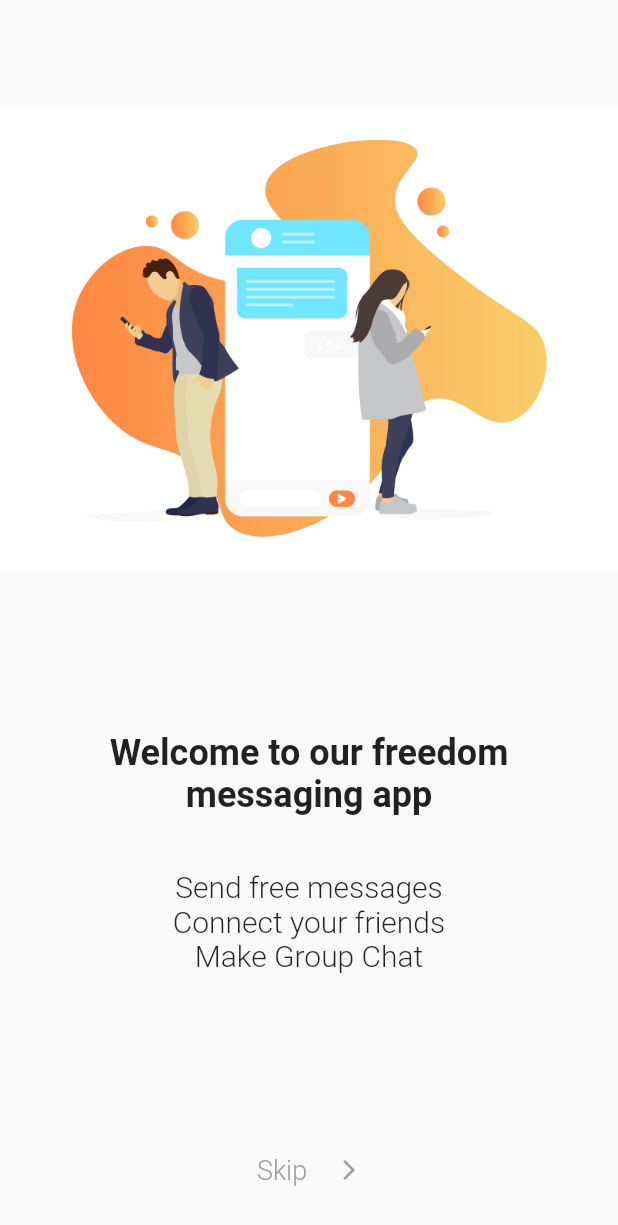
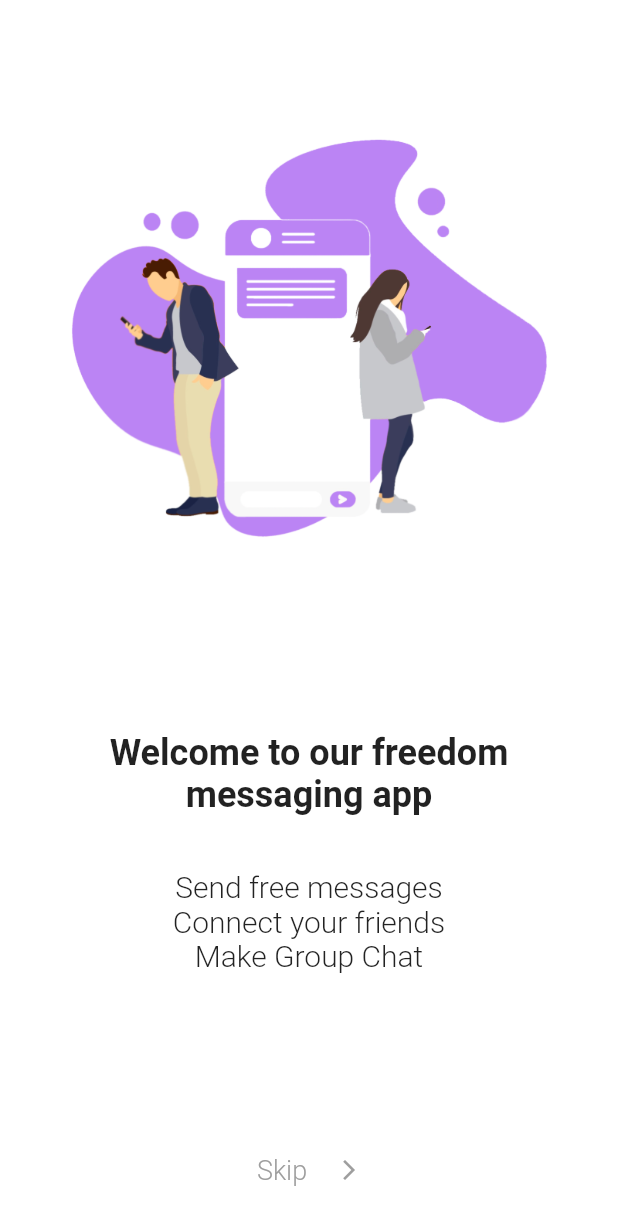
Before and after one commit to NM4ik/chat_module_flutter_firebase, a Flutter app: the WelcomePage screen opened directly, on a phone screen of 412 x 824 dp. Shown: the top 1225 px of the screen. Run offline on Flutter 3.47's test engine with Material 2 defaults, Android fonts, the light colour scheme and no system bars; our stand-ins replace bloc, bubble, cached_network_image, cloud_firestore, equatable, file_picker and 7 more; accounts and stored records are empty; network calls fail.

Commit message:
update leave/join/create notifications in conversation; welcome_screen

```diff
--- a/lib/main.dart
+++ b/lib/main.dart
@@ -51,7 +51,8 @@ class MyApp extends StatelessWidget {
                   user: state.user,
                 );
               } else if (state is Unauthenticated) {
-                return const AuthenticatedPage();
+                // return const AuthenticatedPage();
+                return const WelcomePage();
               } else if (state is Uninitialized) {
                 return const SplashPage();
               }
--- a/lib/ui/pages/authenticated_page.dart
+++ b/lib/ui/pages/authenticated_page.dart
@@ -29,7 +29,7 @@ class _AuthenticatedPageState extends State<AuthenticatedPage> {
             listener: (context, state) {
               if (state is Uninitialized) {
                 Navigator.of(context).push(
-                  MaterialPageRoute(builder: (context) => SplashPage()),
+                  MaterialPageRoute(builder: (context) => const SplashPage()),
                 );
               } else if (state is Authenticated) {
                 Navigator.of(context).pushReplacement(MaterialPageRoute(
@@ -50,7 +50,7 @@ class _AuthenticatedPageState extends State<AuthenticatedPage> {
                 ),
                 const Spacer(),
                 PrimaryButton(
-                  color: const Color(0xFF6485E6),
+                  color: const Color(0xFFAC83F0),
                   text: 'Login with Google',
                   press: () {
                     authBloc.add(AuthenticationLoggedIn());
--- a/lib/ui/pages/chats_page.dart
+++ b/lib/ui/pages/chats_page.dart
@@ -197,7 +197,7 @@ class _ChatsPageState extends State<ChatsPage> {
               controller: chatNameController,
               decoration: const InputDecoration(
                 hintText: 'insert chat name to join',
-                labelText: 'chat-name',
+                labelText: 'chat id',
               ),
               // onSubmitted: (text) {
               // },
@@ -215,7 +215,7 @@ class _ChatsPageState extends State<ChatsPage> {
               TextButton(
                   onPressed: () {
                     try {
-                      fireStoreMethods.joinChatRoom(chatNameController.text, widget.user.user!.uid);
+                      fireStoreMethods.joinChatRoom(chatNameController.text, widget.user.user!.uid, widget.user.user!.displayName.toString());
                       ScaffoldMessenger.of(context)
                           .showSnackBar(SnackBar(content: Text('Room: ${chatNameController.text} was added'), backgroundColor: const Color(0xFFAC83F0)));
                     } catch (_) {
--- a/lib/ui/pages/welcome_page.dart
+++ b/lib/ui/pages/welcome_page.dart
@@ -8,45 +8,55 @@ class WelcomePage extends StatelessWidget {
   @override
   Widget build(BuildContext context) {
     return Scaffold(
+      backgroundColor: Colors.white,
       body: SafeArea(
         child: Column(
           children: [
-            const Spacer(flex: 2,),
-            Image.asset("assets/images/hey-chat-illustration_4x.jpg"),
-            const Spacer(flex: 3,),
+            const Spacer(
+              flex: 2,
+            ),
+            Image.asset("assets/images/hey-chat-illustration_4x.png"),
+            const Spacer(
+              flex: 3,
+            ),
             Text(
               "Welcome to our freedom \nmessaging app",
-              style: Theme
-                  .of(context)
-                  .textTheme
-                  .headline5!
-                  .copyWith(fontWeight: FontWeight.bold),
+              style: Theme.of(context).textTheme.headline5!.copyWith(fontWeight: FontWeight.bold),
               textAlign: TextAlign.center,
             ),
             const Spacer(),
             Text(
               "Send free messages \nConnect your friends \nMake Group Chat",
-              style: Theme
-                  .of(context)
-                  .textTheme
-                  .headline6!
-                  .copyWith(fontWeight: FontWeight.w300),
+              style: Theme.of(context).textTheme.headline6!.copyWith(fontWeight: FontWeight.w300),
               textAlign: TextAlign.center,
             ),
-            const Spacer(flex: 3,),
+            const Spacer(
+              flex: 3,
+            ),
             FittedBox(
-              child: TextButton(onPressed: () => Navigator.push(context, MaterialPageRoute(builder: (context) => const AuthenticatedPage())), child: Row(children: [
-                Text("Skip", style: Theme
-                    .of(context)
-                    .textTheme
-                    .headline6!
-                    .copyWith(color: Colors.grey, fontWeight: FontWeight.w300, fontSize: 18),),
-                const SizedBox(width: kDefaultPadding,),
-                const Icon(Icons.arrow_forward_ios, size: 16, color: Colors.grey,),
-              ],),
+              child: TextButton(
+                onPressed: () => Navigator.pushReplacement(context, MaterialPageRoute(builder: (context) => const AuthenticatedPage())),
+                child: Row(
+                  children: [
+                    Text(
+                      "Skip",
+                      style: Theme.of(context).textTheme.headline6!.copyWith(color: Colors.grey, fontWeight: FontWeight.w300, fontSize: 18),
+                    ),
+                    const SizedBox(
+                      width: kDefaultPadding,
+                    ),
+                    const Icon(
+                      Icons.arrow_forward_ios,
+                      size: 16,
+                      color: Colors.grey,
+                    ),
+                  ],
+                ),
               ),
             ),
-            const SizedBox(height: kDefaultPadding,)
+            const SizedBox(
+              height: kDefaultPadding,
+            )
           ],
         ),
       ),
```
Also changed, not shown: lib/data/database/firestore/firestore_methods.dart (+26 -6 lines), lib/ui/pages/conversation_page.dart (+20 -9 lines), assets/images/hey-chat-illustration_4x.png (added).
